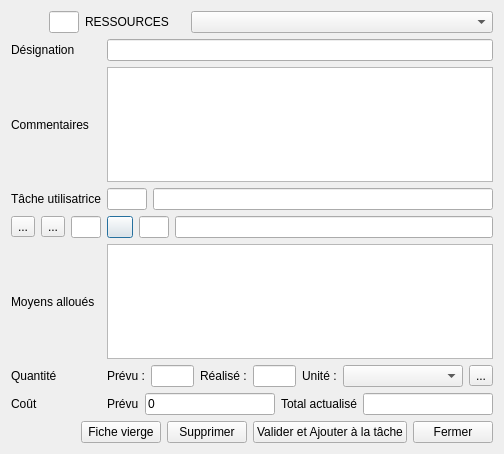
Old version of the form dialogs/dialog_ressources.ui in the repository Znephf/libreJardin.
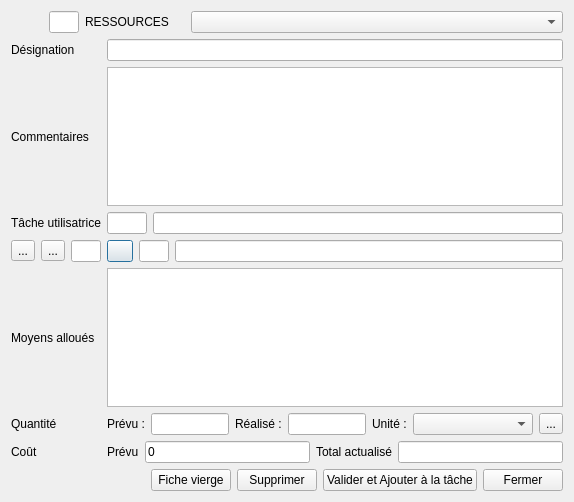
New version of the form. Icons and pictures are not drawn.

Patch:
```diff
--- a/dialogs/dialog_ressources.ui
+++ b/dialogs/dialog_ressources.ui
@@ -6,8 +6,8 @@
    <rect>
     <x>0</x>
     <y>0</y>
-    <width>504</width>
-    <height>454</height>
+    <width>574</width>
+    <height>502</height>
    </rect>
   </property>
   <property name="windowTitle">
```
Left out of the diff: 18 changed lines with no effect on the pictures.
